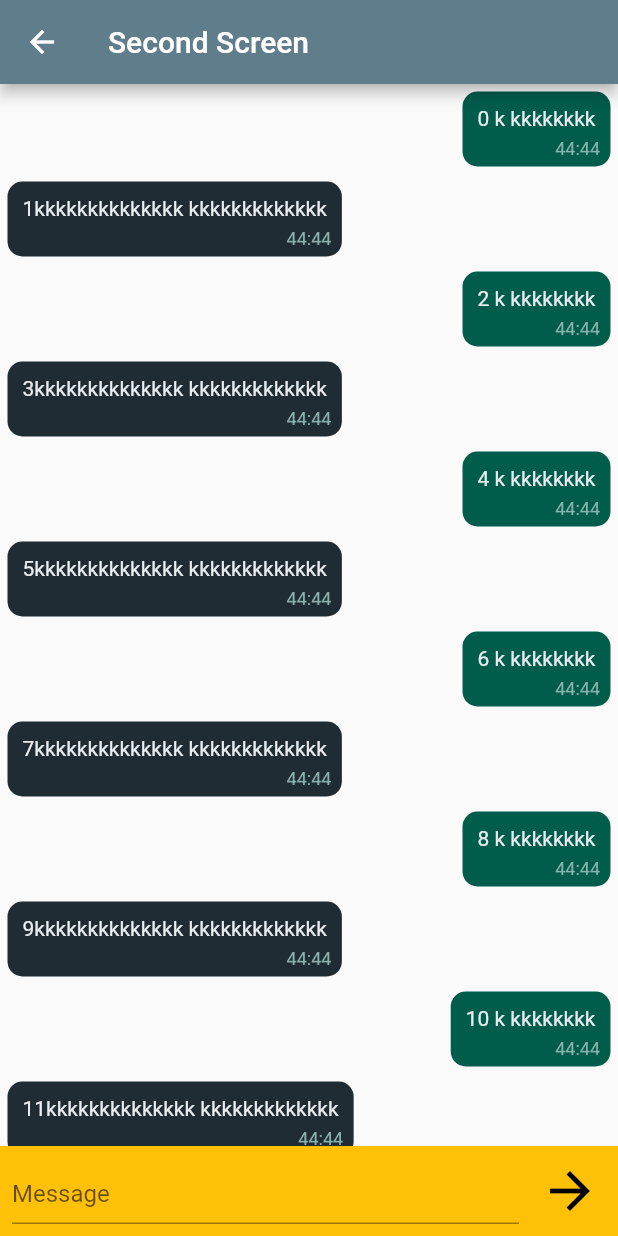
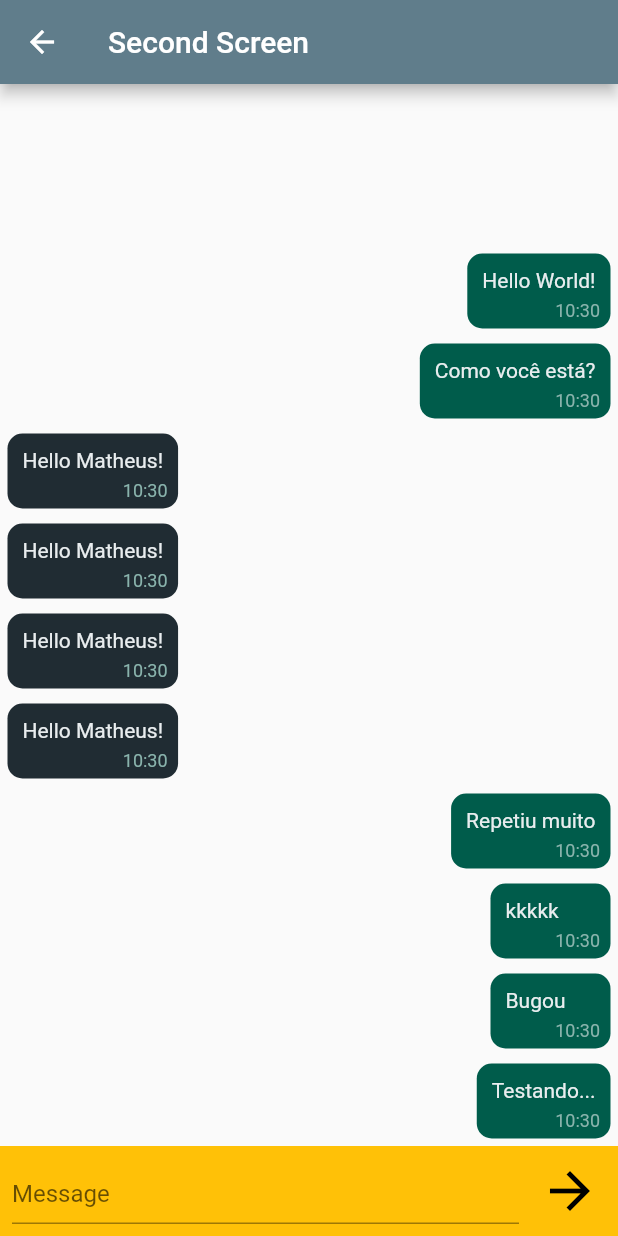
Before and after one commit to matheusgm/Learning-Flutter-Tools, a Flutter app: the SecondScreen screen opened by its route, after a tap on the "arrow forward" icon, on a phone screen of 412 x 824 dp. Run offline on Flutter 3.47's test engine with Material 2 defaults, Android fonts, the phone set to English and light mode, and no system bars; our stand-ins replace sprintf.

Commit message:
text input controller to listview

```diff
--- a/lib/model/message.dart
+++ b/lib/model/message.dart
@@ -7,6 +7,9 @@ class Message {
 
   Message(this.id, this.idOwner, this.idChat, this.text, this.dateTime);
 
+  Message.withOutDate(this.id, this.idOwner, this.idChat, this.text)
+      : dateTime = DateTime.now();
+
   @override
   String toString() {
     return "Message id: $id | Chat id: $idChat | Owner id:$idOwner | Text Message:$text | Date Time: $dateTime";
--- a/lib/widget/message.dart
+++ b/lib/widget/message_widget.dart
@@ -1,16 +1,20 @@
 import 'package:flutter/material.dart';
+import 'package:sprintf/sprintf.dart';
 
-class Message extends StatelessWidget {
+class MessageWidget extends StatelessWidget {
   final String text;
+  final DateTime dateTime;
   final bool alignmentRight;
 
-  const Message(this.text, {Key? key, this.alignmentRight = true})
+  const MessageWidget(this.text, this.dateTime,
+      {Key? key, this.alignmentRight = true})
       : super(key: key);
 
   @override
   Widget build(BuildContext context) {
     double deviceWidth = MediaQuery.of(context).size.width;
     //double deviceHeight = MediaQuery.of(context).size.height;
+
     return Row(
       mainAxisAlignment: alignmentRight == true
           ? MainAxisAlignment.end
@@ -34,12 +38,12 @@ class Message extends StatelessWidget {
                 style: const TextStyle(color: Color(0xffe9edef)),
               ),
             ),
-            const Positioned(
+            Positioned(
               bottom: 10,
               right: 12,
               child: Text(
-                "44:44",
-                style: TextStyle(color: Color(0xff89b3ac), fontSize: 12),
+                sprintf("%02i:%02i", [dateTime.hour, dateTime.minute]),
+                style: const TextStyle(color: Color(0xff89b3ac), fontSize: 12),
               ),
             )
           ],
--- a/lib/widget/messenger.dart
+++ b/lib/widget/messenger.dart
@@ -1,25 +1,85 @@
 import 'package:flutter/material.dart';
-import 'package:learning_flutter_tools/widget/message.dart';
+import 'package:learning_flutter_tools/model/message.dart';
+import 'package:learning_flutter_tools/widget/message_widget.dart';
+import 'dart:developer' as developer;
 
-class Messenger extends StatelessWidget {
+const messengerDebug = "MESSENGER";
+
+class Messenger extends StatefulWidget {
   const Messenger({Key? key}) : super(key: key);
+
+  @override
+  State<Messenger> createState() => _MessengerState();
+}
+
+class _MessengerState extends State<Messenger> {
+  int idClient = -1;
+  List<Message> listOfMessages = [];
+  final myMessageController = TextEditingController();
+  final ScrollController listViewScrollController = ScrollController();
+
+  @override
+  void initState() {
+    idClient = 1;
+
+    // idOwner = 1 -> Matheus
+    // idOwner = 2 -> Outra Pessoa
+    // idChat = 1 -> Chat do Matheus com Outra pessoa
+    listOfMessages = [
+      Message.withOutDate(1, idClient, 1, "Hello World!"),
+      Message.withOutDate(2, idClient, 1, "Como você está?"),
+      Message.withOutDate(3, 2, 1, "Hello Matheus!"),
+      Message.withOutDate(4, 2, 1, "Hello Matheus!"),
+      Message.withOutDate(5, 2, 1, "Hello Matheus!"),
+      Message.withOutDate(6, 2, 1, "Hello Matheus!"),
+      Message.withOutDate(7, idClient, 1, "Repetiu muito"),
+      Message.withOutDate(8, idClient, 1, "kkkkk"),
+      Message.withOutDate(9, idClient, 1, "Bugou"),
+      Message.withOutDate(10, idClient, 1, "Testando..."),
+    ];
+
+    super.initState();
+  }
+
+  @override
+  void dispose() {
+    myMessageController.dispose();
+    super.dispose();
+  }
 
   @override
   Widget build(BuildContext context) {
     return Column(
       children: [
-        Expanded(
+        chatListView(),
+        chatInput(),
+      ],
+    );
+  }
+
+  Widget chatListView() {
+    int lomSize = listOfMessages.length - 1;
+    return Expanded(
       child: ListView.builder(
-            itemCount: 20,
+        controller: listViewScrollController,
+        itemCount: listOfMessages.length,
+        reverse: true,
         itemBuilder: (context, index) {
-              return index % 2 == 0
-                  ? Message(index.toString() + " k kkkkkkkk")
-                  : Message(index.toString() + "kkkkkkkkkkkkkk kkkkkkkkkkkkk",
+          developer.log(listOfMessages[lomSize - index].toString(),
+              name: messengerDebug);
+          return listOfMessages[lomSize - index].idOwner == idClient
+              ? MessageWidget(listOfMessages[lomSize - index].text,
+                  listOfMessages[lomSize - index].dateTime)
+              : MessageWidget(listOfMessages[lomSize - index].text,
+                  listOfMessages[lomSize - index].dateTime,
                   alignmentRight: false);
         },
       ),
-        ),
-        SizedBox(
+    );
+  }
+
+  Widget chatInput() {
+    return SizedBox(
       height: 60,
       child: DecoratedBox(
         decoration: const BoxDecoration(
@@ -30,13 +90,14 @@ class Messenger extends StatelessWidget {
           child: Center(
             child: Row(
               children: [
-                    const Expanded(
+                Expanded(
                   child: DecoratedBox(
-                        decoration: BoxDecoration(
+                    decoration: const BoxDecoration(
                       color: Colors.transparent,
                     ),
                     child: TextField(
-                          decoration: InputDecoration(
+                      controller: myMessageController,
+                      decoration: const InputDecoration(
                         border: UnderlineInputBorder(),
                         hintText: "Message",
                       ),
@@ -55,7 +116,24 @@ class Messenger extends StatelessWidget {
                     icon: const Icon(Icons.arrow_forward),
                     color: Colors.black,
                     iconSize: 40.0,
-                        onPressed: () {},
+                    onPressed: () {
+                      developer.log("Messenger Button Click!",
+                          name: messengerDebug);
+                      if (myMessageController.text.isNotEmpty) {
+                        developer.log("Message: <${myMessageController.text}>");
+                        setState(() {
+                          listOfMessages.add(Message.withOutDate(
+                              listOfMessages.length + 1,
+                              idClient,
+                              1,
+                              myMessageController.text));
+                        });
+
+                        myMessageController.clear();
+                      } else {
+                        developer.log("Message is empty!");
+                      }
+                    },
                   ),
                 ),
               ],
@@ -63,8 +141,6 @@ class Messenger extends StatelessWidget {
           ),
         ),
       ),
-        )
-      ],
     );
   }
 }
--- a/pubspec.yaml
+++ b/pubspec.yaml
@@ -35,6 +35,7 @@ dependencies:
   # Use with the CupertinoIcons class for iOS style icons.
   cupertino_icons: ^1.0.2
   http: ^0.13.4
+  sprintf: "^6.0.0"
 
 dev_dependencies:
   flutter_test:
```
Also changed, not shown: pubspec.lock. Lines whose indentation alone changed are shown as unchanged.
